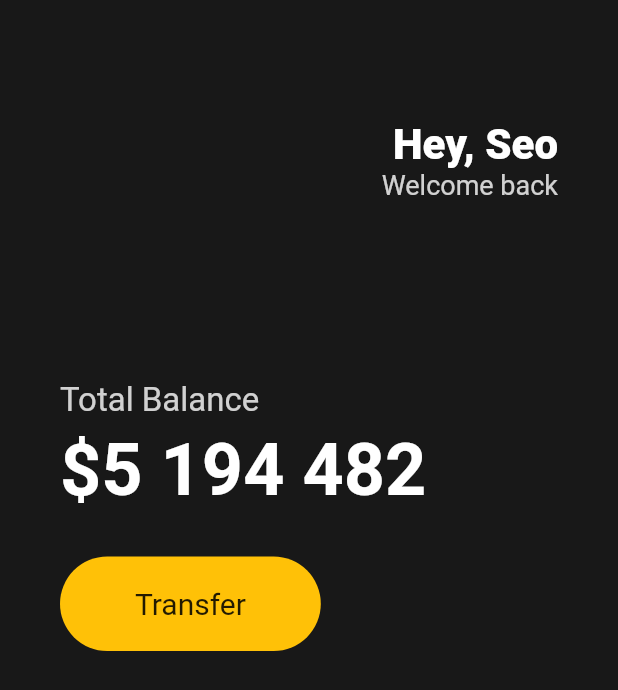
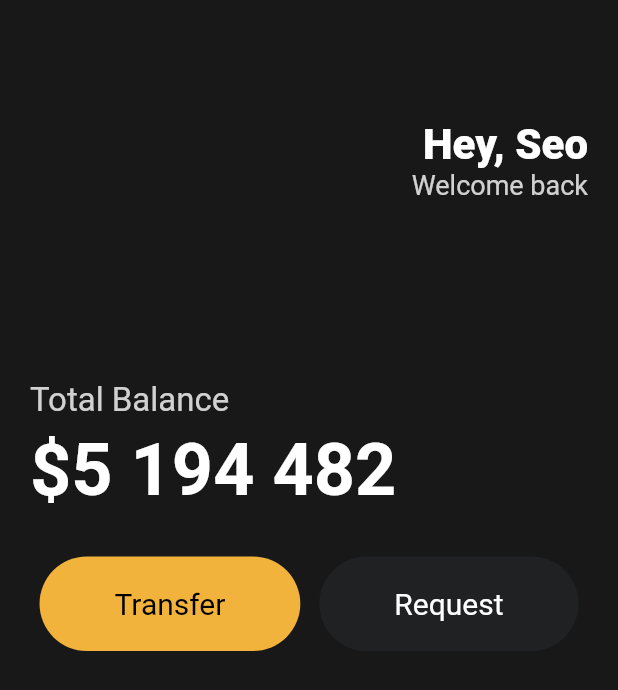
Before and after one commit to seo081225/toonflix, a Flutter app: the screen it shows after launch, on a phone screen of 412 x 824 dp. Shown: the top 690 px of the screen. Run offline on Flutter 3.47's test engine with Material 2 defaults, Android fonts, the phone set to English and light mode, and no system bars.

Commit message:
#3.5 Reusable Widgets

```diff
--- a/lib/main.dart
+++ b/lib/main.dart
@@ -1,7 +1,8 @@
 import 'package:flutter/material.dart';
+import 'package:toonflix/widgets/button.dart';
 
 void main() {
-  runApp(App());
+  runApp(const App());
 }
 
 class App extends StatelessWidget {
@@ -14,7 +15,7 @@ class App extends StatelessWidget {
         backgroundColor: const Color(0xFF181818),
         body: Padding(
           padding: const EdgeInsets.symmetric(
-            horizontal: 40,
+            horizontal: 20,
           ),
           child: Column(
             crossAxisAlignment: CrossAxisAlignment.start,
@@ -72,25 +73,18 @@ class App extends StatelessWidget {
                 height: 30,
               ),
               Row(
-                children: [
-                  Container(
-                    decoration: BoxDecoration(
-                      color: Colors.amber,
-                      borderRadius: BorderRadius.circular(45),
-                    ),
-                    child: const Padding(
-                      padding: EdgeInsets.symmetric(
-                        vertical: 20,
-                        horizontal: 50,
-                      ),
-                      child: Text(
-                        'Transfer',
-                        style: TextStyle(
-                          fontSize: 20,
-                        ),
-                      ),
-                    ),
-                  )
+                mainAxisAlignment: MainAxisAlignment.spaceAround,
+                children: const [
+                  Button(
+                    text: 'Transfer',
+                    bgColor: Color(0xFFF1B33B),
+                    textColor: Colors.black,
+                  ),
+                  Button(
+                    text: 'Request',
+                    bgColor: Color(0xFF1F2123),
+                    textColor: Colors.white,
+                  ),
                 ],
               )
             ],
--- /dev/null
+++ b/lib/widgets/button.dart
@@ -0,0 +1,37 @@
+import 'package:flutter/material.dart';
+
+class Button extends StatelessWidget {
+  final String text;
+  final Color bgColor;
+  final Color textColor;
+
+  const Button({
+    super.key,
+    required this.text,
+    required this.bgColor,
+    required this.textColor,
+  });
+
+  @override
+  Widget build(BuildContext context) {
+    return Container(
+      decoration: BoxDecoration(
+        color: bgColor,
+        borderRadius: BorderRadius.circular(45),
+      ),
+      child: Padding(
+        padding: const EdgeInsets.symmetric(
+          vertical: 20,
+          horizontal: 50,
+        ),
+        child: Text(
+          text,
+          style: TextStyle(
+            color: textColor,
+            fontSize: 20,
+          ),
+        ),
+      ),
+    );
+  }
+}
```
